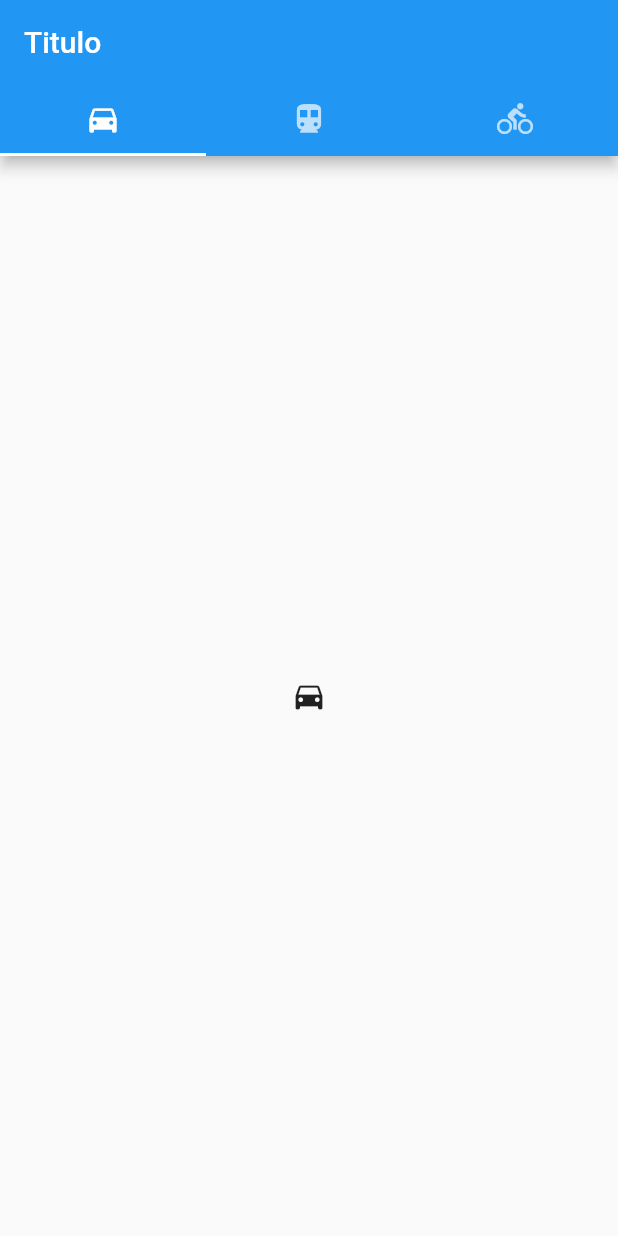
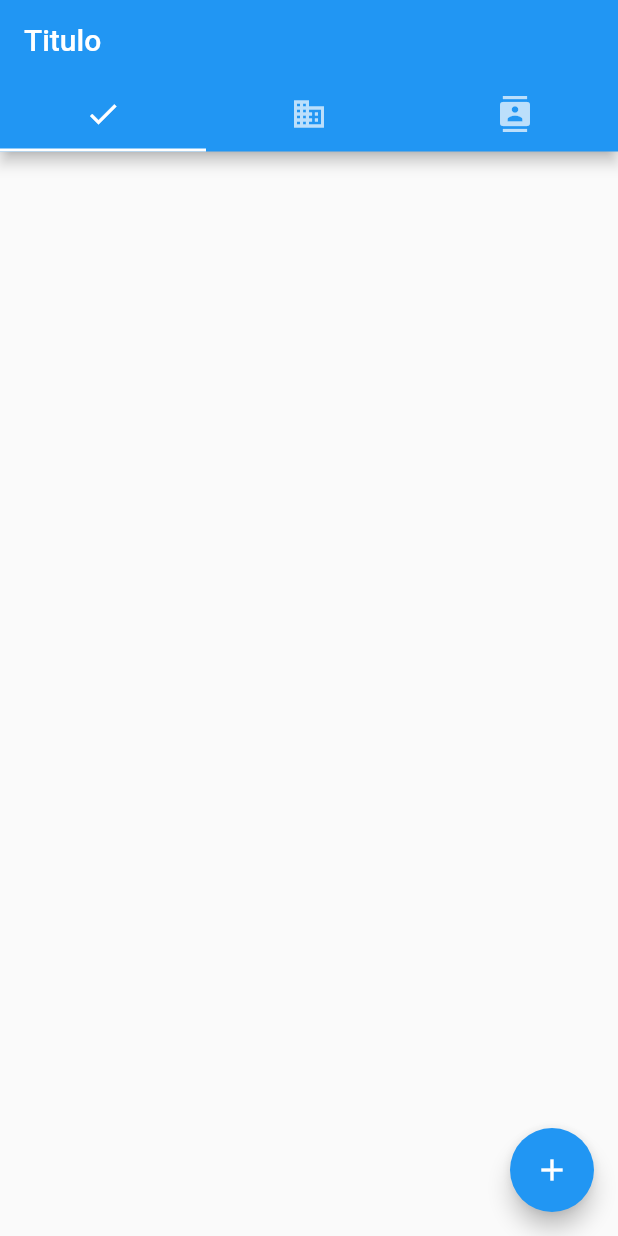
Before and after one commit to OtavioHo/flutter_todo_list, a Flutter app: the screen it shows after launch, on a phone screen of 412 x 824 dp. Run offline on Flutter 3.47's test engine with Material 2 defaults, Android fonts, the phone set to English and light mode, and no system bars.

```diff
--- a/lib/main.dart
+++ b/lib/main.dart
@@ -1,5 +1,6 @@
 import 'package:flutter/material.dart';
-import 'tabBar.dart';
+import 'package:flutter_todo_list/tabBar.dart';
+import 'package:flutter_todo_list/InheritedState.dart';
 
 void main() => runApp(MyApp());
 
@@ -7,7 +8,8 @@ class MyApp extends StatelessWidget {
   // This widget is the root of your application.
   @override
   Widget build(BuildContext context) {
-    return MaterialApp(
+    return TasksInheritedWidget(
+      child: MaterialApp(
         title: 'Flutter Demo',
         theme: ThemeData(
           // This is the theme of your application.
@@ -21,7 +23,8 @@ class MyApp extends StatelessWidget {
           // is not restarted.
           primarySwatch: Colors.blue,
         ),
-      home: Tabs(tabLength: 3, title: Text('Titulo')),
+        home: Tabs(title: Text('Titulo')),
+      ),
     );
   }
 }
--- a/lib/tabBar.dart
+++ b/lib/tabBar.dart
@@ -1,37 +1,112 @@
 import 'package:flutter/material.dart';
-import 'TaskList.dart';
+import 'package:flutter_todo_list/TaskList.dart';
+import 'package:flutter_todo_list/Task.dart';
+import 'package:flutter_todo_list/NewTask.dart';
+import 'package:flutter_todo_list/InheritedState.dart';
 
-class Tabs extends StatelessWidget {
+class Tabs extends StatefulWidget {
   Tabs({
     Key key,
-    this.tabLength,
     this.title,
   }) : super(key: key);
 
-  final int tabLength;
   final Text title;
+
+  static TabsState of(BuildContext context) =>
+      context.ancestorStateOfType(const TypeMatcher<TabsState>());
+
+  @override
+  TabsState createState() => new TabsState();
+}
+
+class CategorieView extends StatelessWidget {
+  CategorieView({Key key, this.tabController}) : super(key: key);
+
+  final TabController tabController;
 
   @override
   Widget build(BuildContext context) {
-    return DefaultTabController(
-      length: this.tabLength,
-      child: Scaffold(
-        appBar: AppBar(
-          bottom: TabBar(tabs: [
-            Tab(icon: Icon(Icons.directions_car)),
-            Tab(icon: Icon(Icons.directions_transit)),
-            Tab(icon: Icon(Icons.directions_bike)),
-          ]),
-          title: this.title,
+    final TasksInheritedWidgetState state = TasksInheritedWidget.of(context);
+
+    return new TabBarView(
+      controller: tabController,
+      children: []..addAll(
+          state.cats.map((cat) {
+            return new TaskList(
+              taskList: state.taskList
+                  .where((task) => task.categorie.name == cat.name)
+                  .toList(),
+            );
+          }),
         ),
-        body: TabBarView(
-          children: [
-            Icon(Icons.directions_car),
-            Icon(Icons.directions_transit),
-            TaskList(),
-          ],
+    );
+  }
+}
+
+class CategorieTabs extends StatelessWidget implements PreferredSizeWidget {
+  CategorieTabs({Key key, this.tabController}) : super(key: key);
+
+  final tabController;
+
+  @override
+  Widget build(BuildContext context) {
+    final TasksInheritedWidgetState state = TasksInheritedWidget.of(context);
+
+    return new TabBar(
+        controller: tabController,
+        tabs: []..addAll(state.cats.map((cat) => Tab(
+              icon: cat.getIcon(),
+            ))));
+  }
+
+  @override
+  Size get preferredSize {
+    return new Size.fromHeight(45.0);
+  }
+}
+
+class TabsState extends State<Tabs> with SingleTickerProviderStateMixin {
+  TabController _tabController;
+
+  @override
+  void initState() {
+    super.initState();
+    _tabController = TabController(vsync: this, length: 3);
+  }
+
+  @override
+  void dispose() {
+    _tabController.dispose();
+    super.dispose();
+  }
+
+  @override
+  Widget build(BuildContext context) {
+    return new Scaffold(
+      appBar: AppBar(
+        bottom: CategorieTabs(
+          tabController: _tabController,
         ),
+        title: this.widget.title,
+      ),
+      body: new CategorieView(
+        tabController: _tabController,
+      ),
+      floatingActionButton: FloatingActionButton(
+        onPressed: () {
+          _openNewTask();
+        },
+        tooltip: 'Increment',
+        child: Icon(Icons.add),
       ),
     );
   }
+
+  Future _openNewTask() async {
+    Navigator.of(context).push(new MaterialPageRoute<Null>(
+        builder: (BuildContext context) {
+          return new NewTask();
+        },
+        fullscreenDialog: true));
+  }
 }
```
Also changed, not shown: lib/Task.dart (+30 -1 lines), lib/TaskList.dart (+68 -27 lines). Lines whose indentation alone changed are shown as unchanged.
